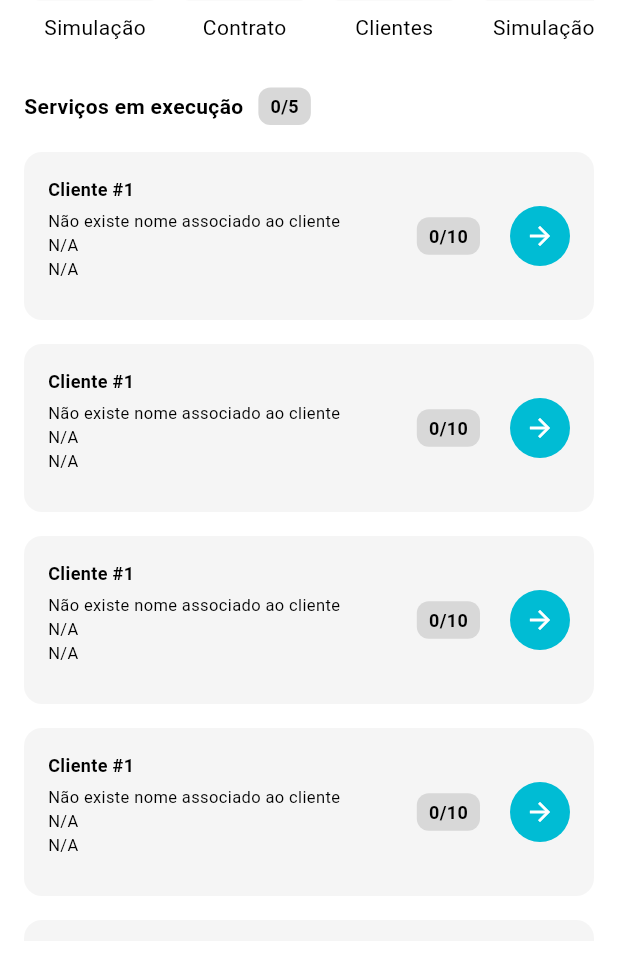
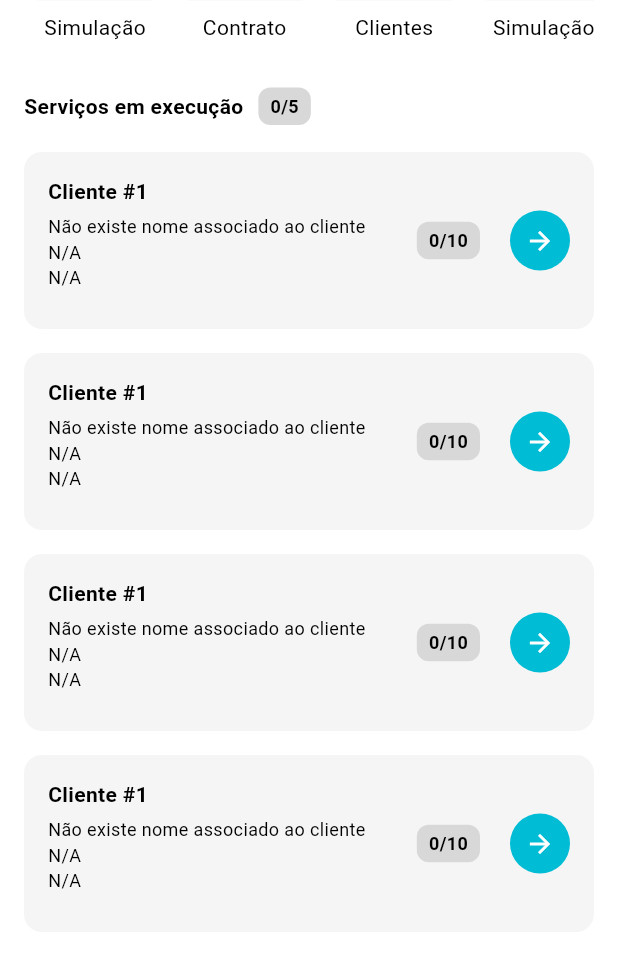
Before and after one commit to RubenCipriano/elis-project, a Flutter app: the DashboardScreen screen opened directly, on a phone screen of 412 x 824 dp, the part 271-1236 px from its top. Run offline on Flutter 3.47's test engine with Material 3 defaults, Android fonts, the phone set to English and light mode, and no system bars; our stand-ins replace flutter_secure_storage, signature; accounts and stored records are empty.

Commit message:
05032025006

```diff
--- a/app/lib/component/ElisServiceCard.dart
+++ b/app/lib/component/ElisServiceCard.dart
@@ -45,7 +45,7 @@ class ServiceCard extends StatelessWidget {
                 style: TextStyle(
                   color: isDarkMode ? Colors.white : Colors.black,
                   fontWeight: FontWeight.bold,
-                  fontSize: 12,
+                  fontSize: 14,
                 ),
               ),
               const SizedBox(height: 5),
@@ -53,21 +53,21 @@ class ServiceCard extends StatelessWidget {
                 clientName,
                 style: TextStyle(
                   color: isDarkMode ? Colors.white : Colors.black,
-                  fontSize: 11,
+                  fontSize: 12,
                 ),
               ),
               Text(
                 route,
                 style: TextStyle(
                   color: isDarkMode ? Colors.white : Colors.black,
-                  fontSize: 11,
+                  fontSize: 12,
                 ),
               ),
               Text(
                 address,
                 style: TextStyle(
                   color: isDarkMode ? Colors.white : Colors.black,
-                  fontSize: 11,
+                  fontSize: 12,
                 ),
               ),
               const SizedBox(height: 10),
```
Also changed, not shown: 1 other file.
